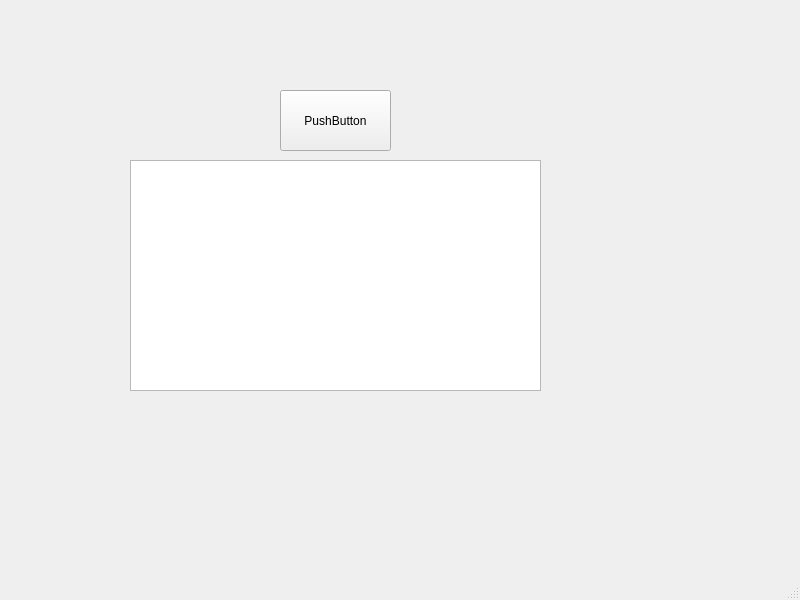
jchxu/Format_Data_v2, file openfile.ui: the form before one commit.
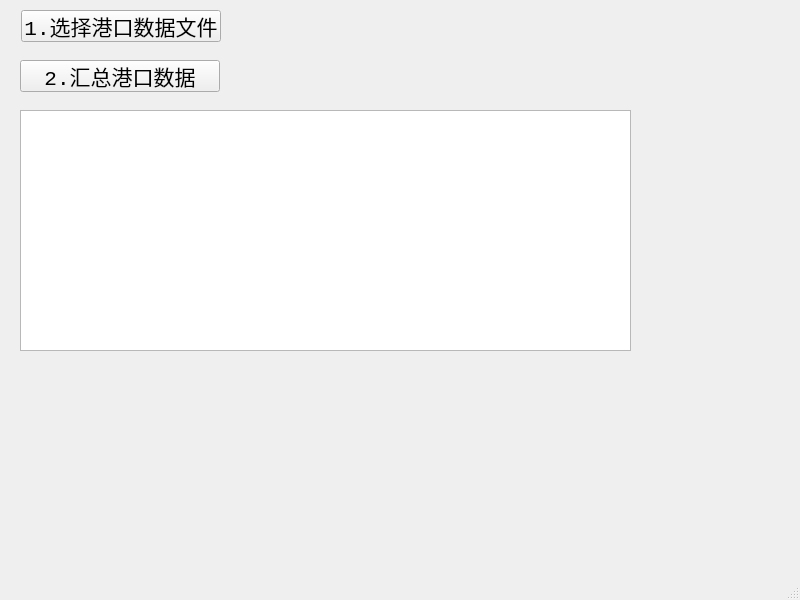
The form after the commit.

What changed in the file:
```diff
--- a/openfile.ui
+++ b/openfile.ui
@@ -10,31 +10,71 @@
     <height>600</height>
    </rect>
   </property>
+  <property name="font">
+   <font>
+    <family>Consolas</family>
+    <pointsize>8</pointsize>
+   </font>
+  </property>
   <property name="windowTitle">
    <string>MainWindow</string>
   </property>
   <widget class="QWidget" name="centralwidget">
-   <widget class="QTextEdit" name="textEdit">
-    <property name="geometry">
-     <rect>
-      <x>130</x>
-      <y>160</y>
-      <width>411</width>
-      <height>231</height>
-     </rect>
-    </property>
-   </widget>
    <widget class="QPushButton" name="pushButton">
     <property name="geometry">
      <rect>
-      <x>280</x>
-      <y>90</y>
-      <width>111</width>
-      <height>61</height>
+      <x>21</x>
+      <y>10</y>
+      <width>200</width>
+      <height>32</height>
      </rect>
     </property>
+    <property name="font">
+     <font>
+      <family>Consolas</family>
+      <pointsize>16</pointsize>
+     </font>
+    </property>
     <property name="text">
-     <string>PushButton</string>
+     <string>1.选择港口数据文件</string>
+    </property>
+   </widget>
+   <widget class="QPushButton" name="pushButton2">
+    <property name="geometry">
+     <rect>
+      <x>20</x>
+      <y>60</y>
+      <width>200</width>
+      <height>32</height>
+     </rect>
+    </property>
+    <property name="font">
+     <font>
+      <family>Consolas</family>
+      <pointsize>16</pointsize>
+     </font>
+    </property>
+    <property name="text">
+     <string>2.汇总港口数据</string>
+    </property>
+   </widget>
+   <widget class="QTextEdit" name="textEdit">
+    <property name="geometry">
+     <rect>
+      <x>20</x>
+      <y>110</y>
+      <width>611</width>
+      <height>241</height>
+     </rect>
+    </property>
+    <property name="font">
+     <font>
+      <family>Consolas</family>
+      <pointsize>12</pointsize>
+     </font>
+    </property>
+    <property name="sizeAdjustPolicy">
+     <enum>QAbstractScrollArea::AdjustToContents</enum>
     </property>
    </widget>
   </widget>
```
Left out of the diff: 29 changed lines with no effect on the pictures.
